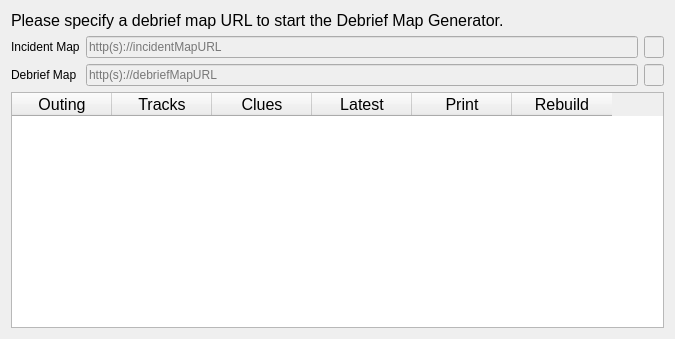
Old version of the form debrief.ui in the repository ncssar/plans_console.
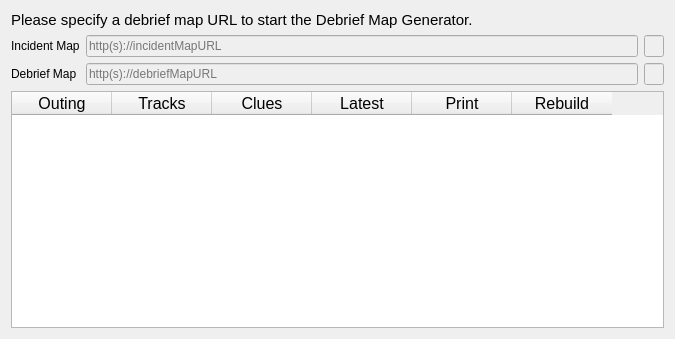
New version of the form.

Patch:
```diff
--- a/debrief.ui
+++ b/debrief.ui
@@ -20,7 +20,7 @@
       <widget class="QLabel" name="debriefDialogLabel">
        <property name="font">
         <font>
-         <pointsize>12</pointsize>
+         <pointsize>11</pointsize>
         </font>
        </property>
        <property name="text">
```
